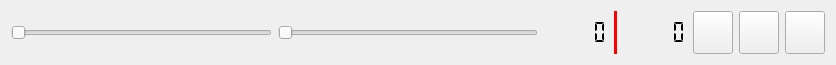
Above: controls.ui from agostinhobritojr/blokbox before the change. Below: the same form after it.
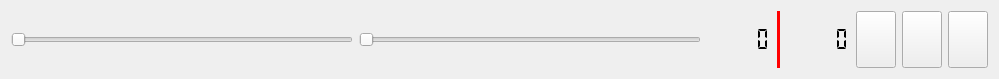
That is the form after the change. Icons and pictures are not drawn.

Diff of the .ui file:
```diff
--- a/controls.ui
+++ b/controls.ui
@@ -6,8 +6,8 @@
    <rect>
     <x>0</x>
     <y>0</y>
-    <width>836</width>
-    <height>65</height>
+    <width>999</width>
+    <height>79</height>
    </rect>
   </property>
   <property name="sizePolicy">
```
